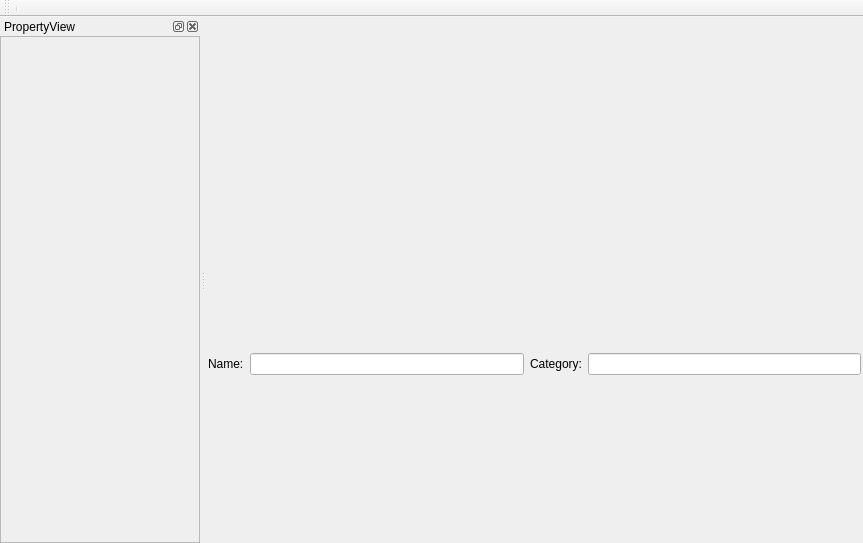
The window that PyFlow/UI/Widgets/GraphEditor_ui.ui (wonderworks-software/PyFlow) describes before a commit, drawn with Qt 5.
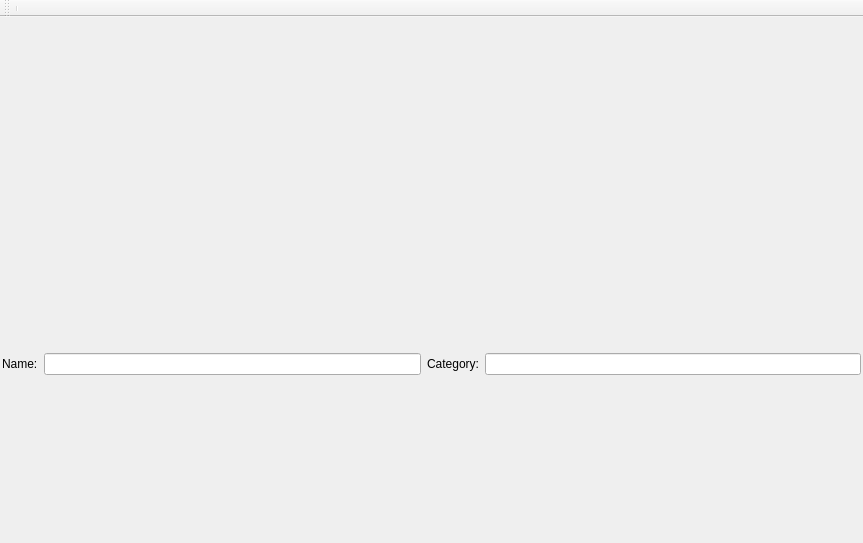
The same window after the commit.

```diff
--- a/PyFlow/UI/Widgets/GraphEditor_ui.ui
+++ b/PyFlow/UI/Widgets/GraphEditor_ui.ui
@@ -185,95 +185,6 @@
    </attribute>
    <addaction name="separator"/>
   </widget>
-  <widget class="QDockWidget" name="dockWidgetNodeView">
-   <property name="minimumSize">
-    <size>
-     <width>200</width>
-     <height>113</height>
-    </size>
-   </property>
-   <property name="allowedAreas">
-    <set>Qt::BottomDockWidgetArea|Qt::LeftDockWidgetArea|Qt::RightDockWidgetArea</set>
-   </property>
-   <property name="windowTitle">
-    <string>PropertyView</string>
-   </property>
-   <attribute name="dockWidgetArea">
-    <number>1</number>
-   </attribute>
-   <widget class="QWidget" name="dockWidgetContents">
-    <layout class="QVBoxLayout" name="verticalLayout">
-     <property name="spacing">
-      <number>0</number>
-     </property>
-     <property name="leftMargin">
-      <number>0</number>
-     </property>
-     <property name="topMargin">
-      <number>0</number>
-     </property>
-     <property name="rightMargin">
-      <number>0</number>
-     </property>
-     <property name="bottomMargin">
-      <number>0</number>
-     </property>
-     <item>
-      <widget class="QScrollArea" name="scrollArea">
-       <property name="sizeAdjustPolicy">
-        <enum>QAbstractScrollArea::AdjustToContents</enum>
-       </property>
-       <property name="widgetResizable">
-        <bool>true</bool>
-       </property>
-       <property name="alignment">
-        <set>Qt::AlignLeading|Qt::AlignLeft|Qt::AlignTop</set>
-       </property>
-       <widget class="QWidget" name="scrollAreaWidgetContents">
-        <property name="geometry">
-         <rect>
-          <x>0</x>
-          <y>0</y>
-          <width>198</width>
-          <height>475</height>
-         </rect>
-        </property>
-        <layout class="QVBoxLayout" name="verticalLayout_5">
-         <property name="leftMargin">
-          <number>0</number>
-         </property>
-         <property name="topMargin">
-          <number>0</number>
-         </property>
-         <property name="rightMargin">
-          <number>0</number>
-         </property>
-         <property name="bottomMargin">
-          <number>0</number>
-         </property>
-         <item>
-          <layout class="QVBoxLayout" name="propertiesLayout"/>
-         </item>
-         <item>
-          <spacer name="verticalSpacer">
-           <property name="orientation">
-            <enum>Qt::Vertical</enum>
-           </property>
-           <property name="sizeHint" stdset="0">
-            <size>
-             <width>20</width>
-             <height>40</height>
-            </size>
-           </property>
-          </spacer>
-         </item>
-        </layout>
-       </widget>
-      </widget>
-     </item>
-    </layout>
-   </widget>
-  </widget>
  </widget>
  <resources/>
  <connections/>
```
Left out of the diff: 2 changed lines with no effect on the pictures.
